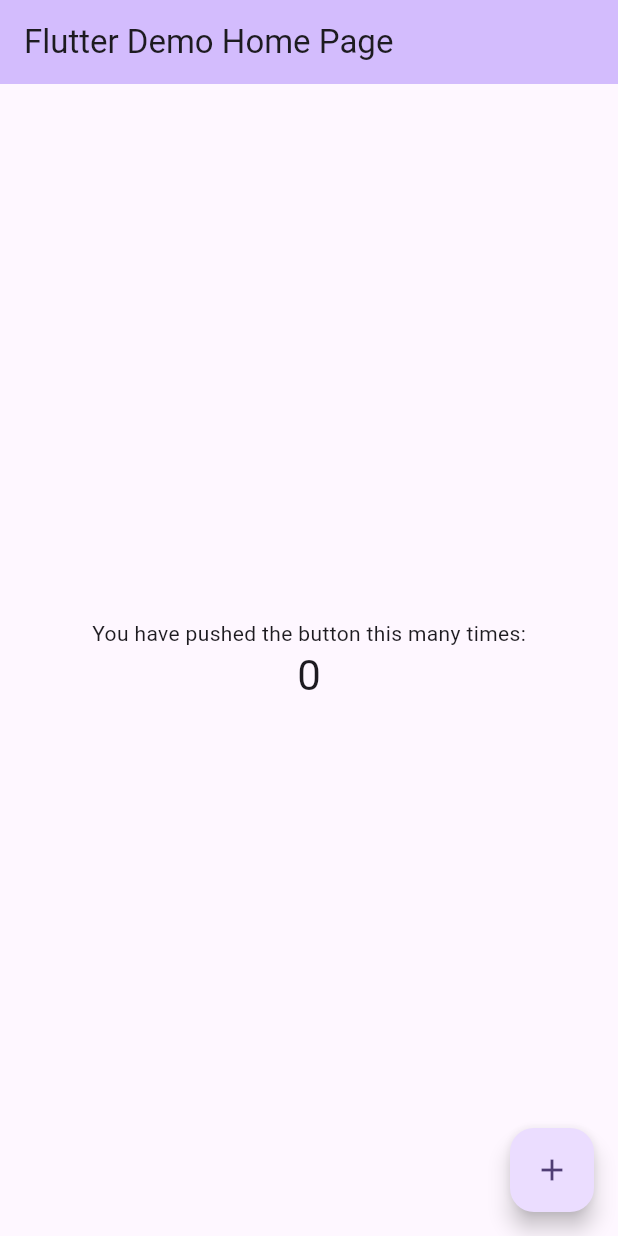
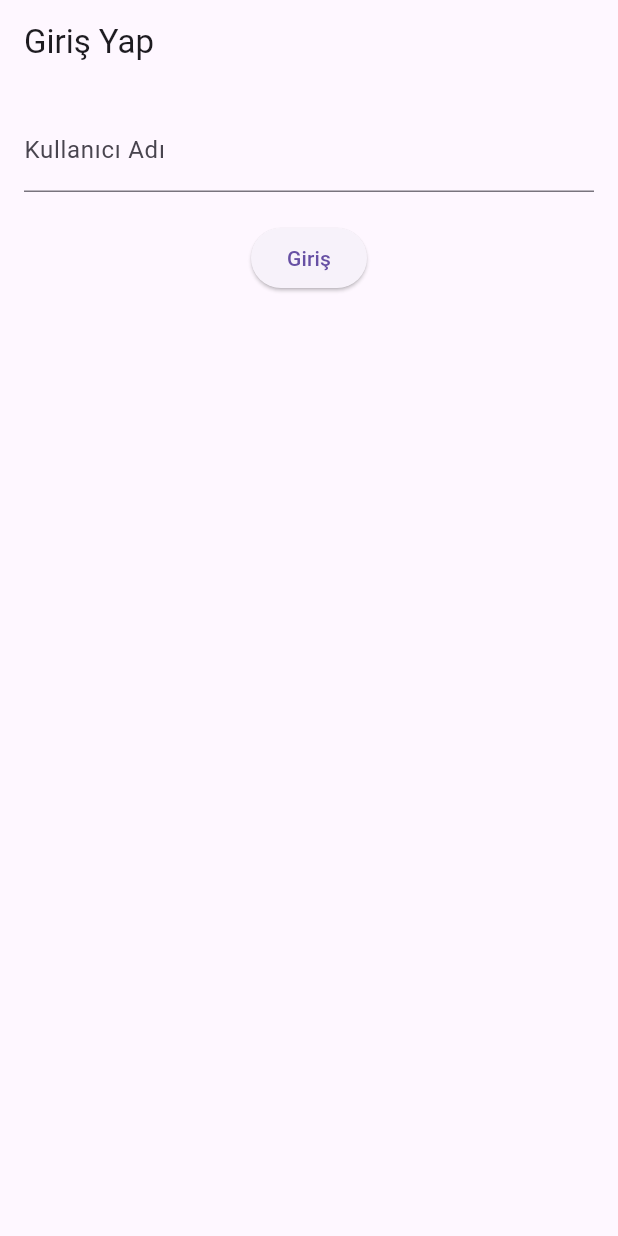
Before and after one commit to BusraEbrar-2/merge-deneme-projesi, a Flutter app: the screen it shows after launch, on a phone screen of 412 x 824 dp. Run offline on Flutter 3.47's test engine with Material 3 defaults, Android fonts, the phone set to English and light mode, and no system bars.

```diff
--- /dev/null
+++ b/lib/login_screen.dart
@@ -0,0 +1,36 @@
+import 'package:flutter/material.dart';
+
+class LoginScreen extends StatelessWidget {
+  final TextEditingController _usernameController = TextEditingController();
+
+  @override
+  Widget build(BuildContext context) {
+    return Scaffold(
+      appBar: AppBar(title: Text('Giriş Yap')),
+      body: Padding(
+        padding: EdgeInsets.all(16.0),
+        child: Column(
+          children: [
+            TextField(
+              controller: _usernameController,
+              decoration: InputDecoration(labelText: 'Kullanıcı Adı'),
+            ),
+            SizedBox(height: 20),
+            ElevatedButton(
+              onPressed: () {
+                // Henüz hiçbir ekrana geçiş yok, çünkü home_screen eklenmedi
+                String username = _usernameController.text;
+                if (username.isNotEmpty) {
+                  ScaffoldMessenger.of(context).showSnackBar(
+                    SnackBar(content: Text('Hoş geldin, $username')),
+                  );
+                }
+              },
+              child: Text('Giriş'),
+            ),
+          ],
+        ),
+      ),
+    );
+  }
+}
--- a/lib/main.dart
+++ b/lib/main.dart
@@ -1,125 +1,17 @@
 import 'package:flutter/material.dart';
+import 'login_screen.dart';
 
 void main() {
-  runApp(const MyApp());
+  runApp(MyApp());
 }
 
 class MyApp extends StatelessWidget {
-  const MyApp({super.key});
-
-  // This widget is the root of your application.
   @override
   Widget build(BuildContext context) {
     return MaterialApp(
-      title: 'Flutter Demo',
-      theme: ThemeData(
-        // This is the theme of your application.
-        //
-        // TRY THIS: Try running your application with "flutter run". You'll see
-        // the application has a purple toolbar. Then, without quitting the app,
-        // try changing the seedColor in the colorScheme below to Colors.green
-        // and then invoke "hot reload" (save your changes or press the "hot
-        // reload" button in a Flutter-supported IDE, or press "r" if you used
-        // the command line to start the app).
-        //
-        // Notice that the counter didn't reset back to zero; the application
-        // state is not lost during the reload. To reset the state, use hot
-        // restart instead.
-        //
-        // This works for code too, not just values: Most code changes can be
-        // tested with just a hot reload.
-        colorScheme: ColorScheme.fromSeed(seedColor: Colors.deepPurple),
-        useMaterial3: true,
-      ),
-      home: const MyHomePage(title: 'Flutter Demo Home Page'),
+      title: 'Giriş Uygulaması',
+      theme: ThemeData(primarySwatch: Colors.blue),
+      home: LoginScreen(),
     );
   }
 }
-
-class MyHomePage extends StatefulWidget {
-  const MyHomePage({super.key, required this.title});
-
-  // This widget is the home page of your application. It is stateful, meaning
-  // that it has a State object (defined below) that contains fields that affect
-  // how it looks.
-
-  // This class is the configuration for the state. It holds the values (in this
-  // case the title) provided by the parent (in this case the App widget) and
-  // used by the build method of the State. Fields in a Widget subclass are
-  // always marked "final".
-
-  final String title;
-
-  @override
-  State<MyHomePage> createState() => _MyHomePageState();
-}
-
-class _MyHomePageState extends State<MyHomePage> {
-  int _counter = 0;
-
-  void _incrementCounter() {
-    setState(() {
-      // This call to setState tells the Flutter framework that something has
-      // changed in this State, which causes it to rerun the build method below
-      // so that the display can reflect the updated values. If we changed
-      // _counter without calling setState(), then the build method would not be
-      // called again, and so nothing would appear to happen.
-      _counter++;
-    });
-  }
-
-  @override
-  Widget build(BuildContext context) {
-    // This method is rerun every time setState is called, for instance as done
-    // by the _incrementCounter method above.
-    //
-    // The Flutter framework has been optimized to make rerunning build methods
-    // fast, so that you can just rebuild anything that needs updating rather
-    // than having to individually change instances of widgets.
-    return Scaffold(
-      appBar: AppBar(
-        // TRY THIS: Try changing the color here to a specific color (to
-        // Colors.amber, perhaps?) and trigger a hot reload to see the AppBar
-        // change color while the other colors stay the same.
-        backgroundColor: Theme.of(context).colorScheme.inversePrimary,
-        // Here we take the value from the MyHomePage object that was created by
-        // the App.build method, and use it to set our appbar title.
-        title: Text(widget.title),
-      ),
-      body: Center(
-        // Center is a layout widget. It takes a single child and positions it
-        // in the middle of the parent.
-        child: Column(
-          // Column is also a layout widget. It takes a list of children and
-          // arranges them vertically. By default, it sizes itself to fit its
-          // children horizontally, and tries to be as tall as its parent.
-          //
-          // Column has various properties to control how it sizes itself and
-          // how it positions its children. Here we use mainAxisAlignment to
-          // center the children vertically; the main axis here is the vertical
-          // axis because Columns are vertical (the cross axis would be
-          // horizontal).
-          //
-          // TRY THIS: Invoke "debug painting" (choose the "Toggle Debug Paint"
-          // action in the IDE, or press "p" in the console), to see the
-          // wireframe for each widget.
-          mainAxisAlignment: MainAxisAlignment.center,
-          children: <Widget>[
-            const Text(
-              'You have pushed the button this many times:',
-            ),
-            Text(
-              '$_counter',
-              style: Theme.of(context).textTheme.headlineMedium,
-            ),
-          ],
-        ),
-      ),
-      floatingActionButton: FloatingActionButton(
-        onPressed: _incrementCounter,
-        tooltip: 'Increment',
-        child: const Icon(Icons.add),
-      ), // This trailing comma makes auto-formatting nicer for build methods.
-    );
-  }
-}
```
